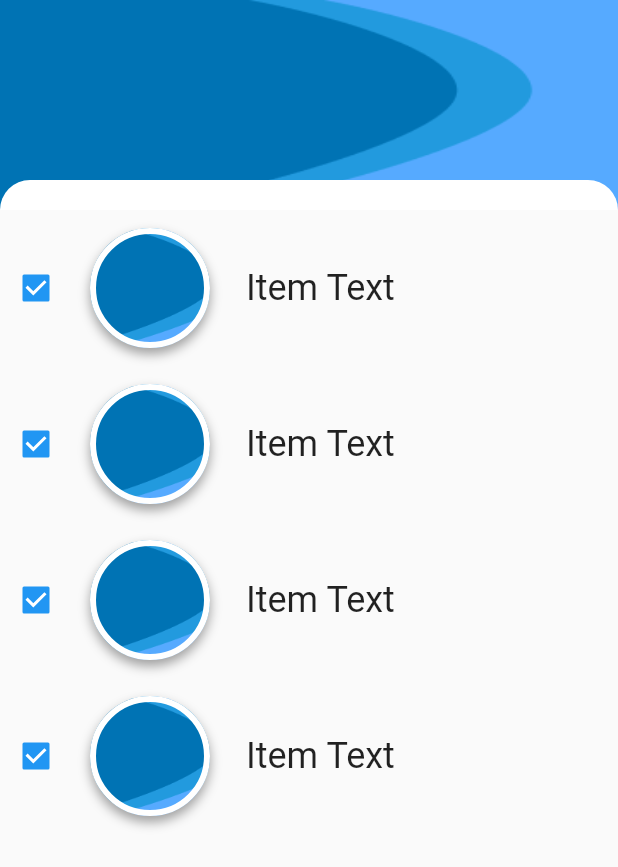
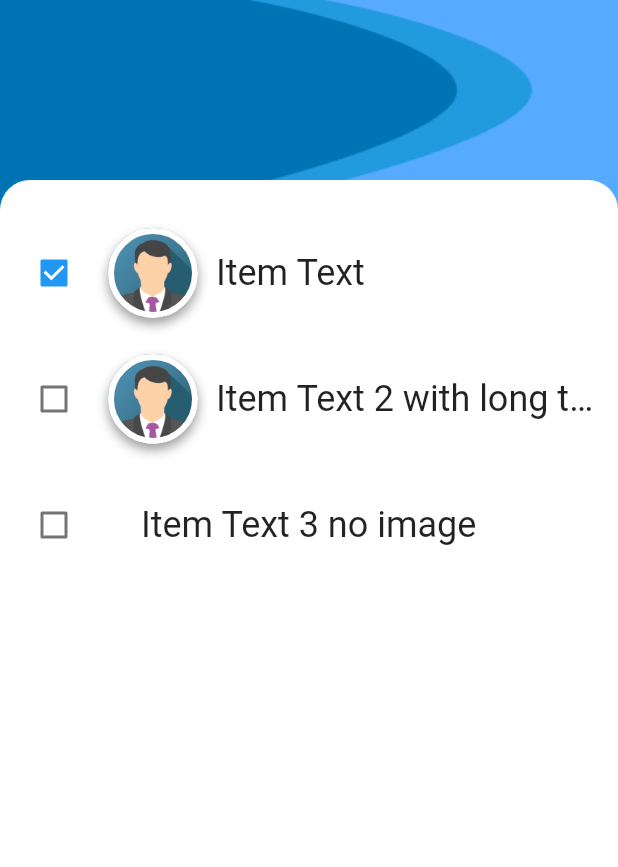
Before and after one commit to lamrak/flutter_app_todoa, a Flutter app: the screen it shows after launch, on a phone screen of 412 x 824 dp. Shown: the top 867 px of the screen. Run offline on Flutter 3.47's test engine with Material 2 defaults, Android fonts, the phone set to English and light mode, and no system bars.

Commit message:
Feat: add correct avatar image and some minor UI changes

```diff
--- a/lib/main.dart
+++ b/lib/main.dart
@@ -23,9 +23,40 @@ class HomePage extends StatelessWidget {
   @override
   Widget build(BuildContext context) {
     return Scaffold(
+      backgroundColor: Colors.white,
       body: Column(
         children: [
-          Stack(
+          _buildTopBar(context),
+          _buildBodyContent(),
+        ],
+      ),
+    );
+  }
+
+  Column _buildBodyContent() {
+    return Column(
+      children: [
+        TileItem(
+          isChecked: true,
+          title: 'Item Text',
+          image: 'assets/avatar_holder.png',
+        ),
+        TileItem(
+          isChecked: false,
+          title: 'Item Text 2 with long text',
+          image: 'assets/avatar_holder.png',
+        ),
+        TileItem(
+          isChecked: false,
+          title: 'Item Text 3 no image',
+          image: null,
+        ),
+      ],
+    );
+  }
+
+  Stack _buildTopBar(BuildContext context) {
+    return Stack(
       children: [
         Container(
           width: double.infinity, // MediaQuery.of(context).size.width
@@ -52,27 +83,45 @@ class HomePage extends StatelessWidget {
           ),
         ),
       ],
-          ),
-          Column(
-            children: [
-              Row(
+    );
+  }
+}
+
+class TileItem extends StatelessWidget {
+  final bool isChecked;
+  final String image;
+  final String title;
+
+  TileItem({
+    this.isChecked = false,
+    this.title,
+    this.image,
+  });
+
+  @override
+  Widget build(BuildContext context) {
+    bool isImageExists = !(image == null || image.isEmpty);
+
+    return Container(
+      padding: EdgeInsets.symmetric(vertical: 0.0, horizontal: 12.0),
+      child: Row(
         children: [
           Checkbox(
-                    value: true,
+            value: isChecked,
             onChanged: (bool value) {},
           ),
           Container(
             margin: EdgeInsets.all(12.0),
-                    width: 80.0,
-                    height: 80.0,
-                    decoration: new BoxDecoration(
+            width: isImageExists ? 60.0 : 10.0,
+            height: 60.0,
+            decoration: isImageExists
+                ? BoxDecoration(
                     color: const Color(0xff7c94b6),
                     image: DecorationImage(
-                        image: AssetImage('assets/bg_header.png'),
+                      image: AssetImage(image),
                       fit: BoxFit.cover,
                     ),
-                      borderRadius:
-                          new BorderRadius.all(new Radius.circular(50.0)),
+                    borderRadius: BorderRadius.all(Radius.circular(50.0)),
                     border: Border.all(
                       color: Colors.white,
                       width: 4.0,
@@ -84,139 +133,17 @@ class HomePage extends StatelessWidget {
                         blurRadius: 6.0,
                       ),
                     ],
+                  )
+                : null,
           ),
+          Expanded(
+            child: Text(
+              title,
+              maxLines: 1,
+              overflow: TextOverflow.ellipsis,
+              style: TextStyle(fontSize: 24),
             ),
-                  Container(
-                      margin:
-                          EdgeInsets.symmetric(horizontal: 12.0, vertical: 0.0),
-                      child: Text(
-                        'Item Text',
-                        style: TextStyle(fontSize: 24),
-                      ))
-                ],
-              ),
-              Row(
-                children: [
-                  Checkbox(
-                    value: true,
-                    onChanged: (bool value) {},
-                  ),
-                  Container(
-                    margin: EdgeInsets.all(12.0),
-                    width: 80.0,
-                    height: 80.0,
-                    decoration: new BoxDecoration(
-                      color: const Color(0xff7c94b6),
-                      image: DecorationImage(
-                        image: AssetImage('assets/bg_header.png'),
-                        fit: BoxFit.cover,
-                      ),
-                      borderRadius:
-                          new BorderRadius.all(new Radius.circular(50.0)),
-                      border: Border.all(
-                        color: Colors.white,
-                        width: 4.0,
-                      ),
-                      boxShadow: [
-                        BoxShadow(
-                          color: Colors.grey,
-                          offset: Offset(0.0, 4.0), //(x,y)
-                          blurRadius: 6.0,
-                        ),
-                      ],
-                    ),
-                  ),
-                  Container(
-                      margin:
-                          EdgeInsets.symmetric(horizontal: 12.0, vertical: 0.0),
-                      child: Text(
-                        'Item Text',
-                        style: TextStyle(fontSize: 24),
-                      ))
-                ],
-              ),
-              Row(
-                children: [
-                  Checkbox(
-                    value: true,
-                    onChanged: (bool value) {},
-                  ),
-                  Container(
-                    margin: EdgeInsets.all(12.0),
-                    width: 80.0,
-                    height: 80.0,
-                    decoration: new BoxDecoration(
-                      color: const Color(0xff7c94b6),
-                      image: DecorationImage(
-                        image: AssetImage('assets/bg_header.png'),
-                        fit: BoxFit.cover,
-                      ),
-                      borderRadius:
-                          new BorderRadius.all(new Radius.circular(50.0)),
-                      border: Border.all(
-                        color: Colors.white,
-                        width: 4.0,
-                      ),
-                      boxShadow: [
-                        BoxShadow(
-                          color: Colors.grey,
-                          offset: Offset(0.0, 4.0), //(x,y)
-                          blurRadius: 6.0,
-                        ),
-                      ],
-                    ),
-                  ),
-                  Container(
-                      margin:
-                          EdgeInsets.symmetric(horizontal: 12.0, vertical: 0.0),
-                      child: Text(
-                        'Item Text',
-                        style: TextStyle(fontSize: 24),
-                      ))
-                ],
-              ),
-              Row(
-                children: [
-                  Checkbox(
-                    value: true,
-                    onChanged: (bool value) {},
-                  ),
-                  Container(
-                    margin: EdgeInsets.all(12.0),
-                    width: 80.0,
-                    height: 80.0,
-                    decoration: new BoxDecoration(
-                      color: const Color(0xff7c94b6),
-                      image: DecorationImage(
-                        image: AssetImage('assets/bg_header.png'),
-                        fit: BoxFit.cover,
-                      ),
-                      borderRadius:
-                          new BorderRadius.all(new Radius.circular(50.0)),
-                      border: Border.all(
-                        color: Colors.white,
-                        width: 4.0,
-                      ),
-                      boxShadow: [
-                        BoxShadow(
-                          color: Colors.grey,
-                          offset: Offset(0.0, 4.0), //(x,y)
-                          blurRadius: 6.0,
-                        ),
-                      ],
-                    ),
-                  ),
-                  Container(
-                      margin:
-                          EdgeInsets.symmetric(horizontal: 12.0, vertical: 0.0),
-                      child: Text(
-                        'Item Text',
-                        style: TextStyle(fontSize: 24),
-                      ))
-                ],
-              ),
-            ],
-          ),
+          )
         ],
       ),
     );
```
Also changed, not shown: assets/avatar_holder.png (added). Lines whose indentation alone changed are shown as unchanged.
